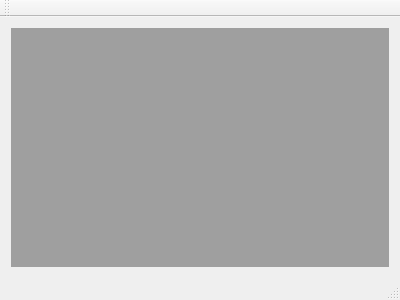
Old version of the form Oscilloscope/mainwindow.ui in the repository jiwon8578/Oscilloscope.
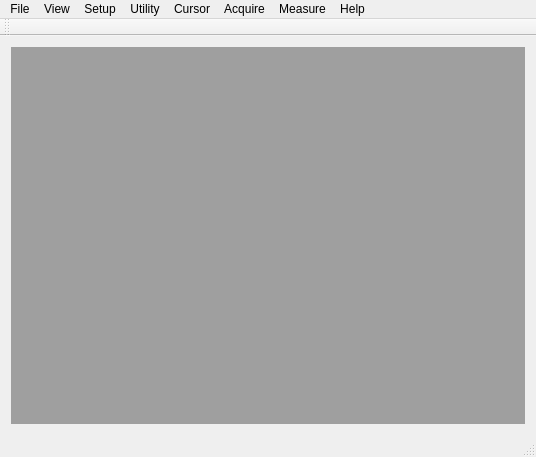
New version of the form.

The edit to the form file:
```diff
--- a/Oscilloscope/mainwindow.ui
+++ b/Oscilloscope/mainwindow.ui
@@ -6,8 +6,8 @@
    <rect>
     <x>0</x>
     <y>0</y>
-    <width>400</width>
-    <height>300</height>
+    <width>536</width>
+    <height>457</height>
    </rect>
   </property>
   <property name="windowTitle">
@@ -25,10 +25,104 @@
     <rect>
      <x>0</x>
      <y>0</y>
-     <width>400</width>
+     <width>536</width>
      <height>26</height>
     </rect>
    </property>
+   <widget class="QMenu" name="menuFile">
+    <property name="title">
+     <string>File</string>
+    </property>
+    <addaction name="actionLoad_Setup"/>
+    <addaction name="actionSave_Setup"/>
+    <addaction name="actionOpen_File"/>
+    <addaction name="actionSave_File"/>
+    <addaction name="actionPrint"/>
+    <addaction name="actionExit"/>
+   </widget>
+   <widget class="QMenu" name="menuView">
+    <property name="title">
+     <string>View</string>
+    </property>
+    <addaction name="actionOscilloscope"/>
+    <addaction name="actionOscilloscope_Setup_Window"/>
+    <addaction name="actionFFT_Waveform_Window"/>
+    <addaction name="actionFFT_Setup_Window"/>
+    <addaction name="actionTool_Bar"/>
+    <addaction name="actionArrange_All_Window"/>
+    <addaction name="actionFull_Screen"/>
+   </widget>
+   <widget class="QMenu" name="menuSetup">
+    <property name="title">
+     <string>Setup</string>
+    </property>
+    <addaction name="actionOscilloscope_Setup"/>
+    <addaction name="actionFFT_Analyzer"/>
+    <addaction name="actionAll_Setup_Reset"/>
+   </widget>
+   <widget class="QMenu" name="menuUtility">
+    <property name="title">
+     <string>Utility</string>
+    </property>
+    <addaction name="actionTransducer_Setup"/>
+    <addaction name="actionTest_Target_Setup"/>
+    <addaction name="actionScreen_Capture"/>
+    <addaction name="actionDelete_Setup"/>
+   </widget>
+   <widget class="QMenu" name="menuCursor">
+    <property name="title">
+     <string>Cursor</string>
+    </property>
+    <addaction name="actionNone"/>
+    <addaction name="actionCross"/>
+    <addaction name="actionVertical"/>
+    <addaction name="actionHorizontal"/>
+   </widget>
+   <widget class="QMenu" name="menuAcquire">
+    <property name="title">
+     <string>Acquire</string>
+    </property>
+    <addaction name="actionStart"/>
+    <addaction name="actionStop"/>
+    <addaction name="separator"/>
+    <addaction name="actionZoon_in"/>
+    <addaction name="actionZoom_out"/>
+    <addaction name="separator"/>
+    <addaction name="actionAcquisition"/>
+    <addaction name="actionInterpolation"/>
+    <addaction name="actionAuto_Setup"/>
+   </widget>
+   <widget class="QMenu" name="menuMeasure">
+    <property name="title">
+     <string>Measure</string>
+    </property>
+    <addaction name="actionOscilloscope_Vertical"/>
+    <addaction name="actionOscilliscope_Horizontal"/>
+    <addaction name="actionFFT_Measurement"/>
+    <addaction name="actionClear_Display"/>
+   </widget>
+   <widget class="QMenu" name="menuHelp">
+    <property name="title">
+     <string>Help</string>
+    </property>
+    <widget class="QMenu" name="menuAbout">
+     <property name="title">
+      <string>About</string>
+     </property>
+     <addaction name="actionUpdate"/>
+     <addaction name="actionHomepage"/>
+    </widget>
+    <addaction name="actionContents"/>
+    <addaction name="menuAbout"/>
+   </widget>
+   <addaction name="menuFile"/>
+   <addaction name="menuView"/>
+   <addaction name="menuSetup"/>
+   <addaction name="menuUtility"/>
+   <addaction name="menuCursor"/>
+   <addaction name="menuAcquire"/>
+   <addaction name="menuMeasure"/>
+   <addaction name="menuHelp"/>
   </widget>
   <widget class="QToolBar" name="mainToolBar">
    <attribute name="toolBarArea">
```
Left out of the diff: 190 changed lines with no effect on the pictures.
